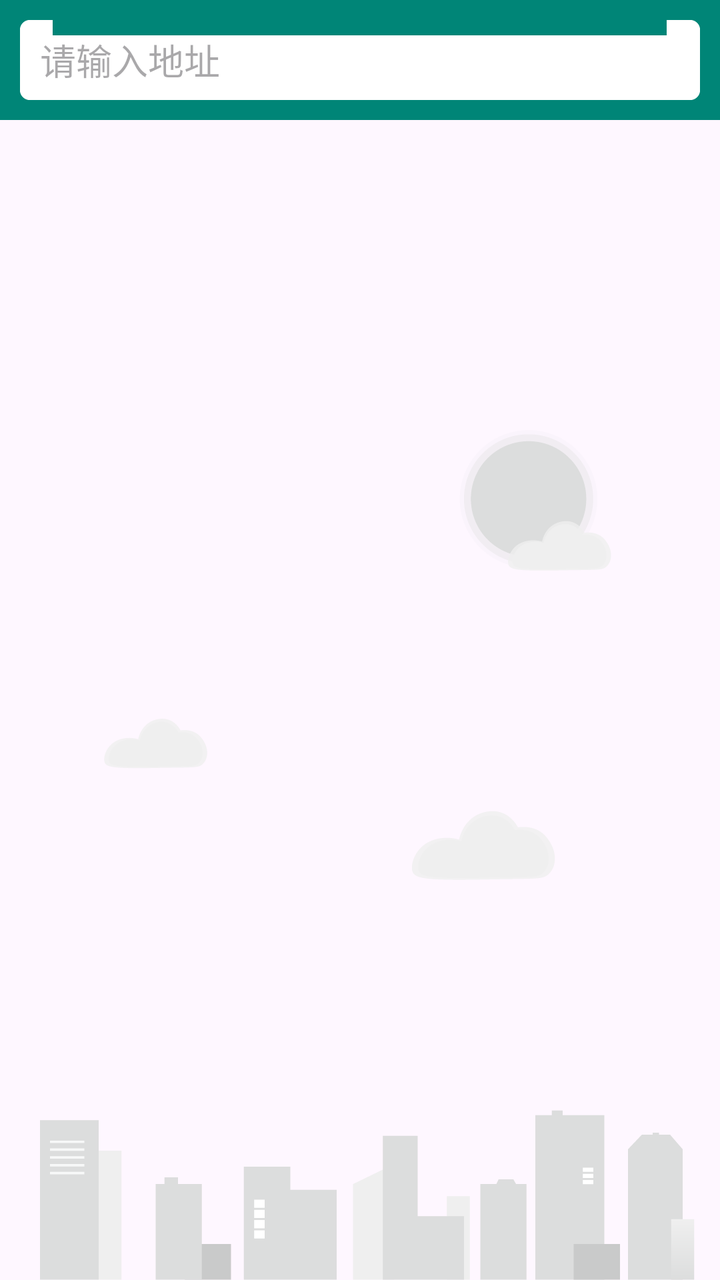
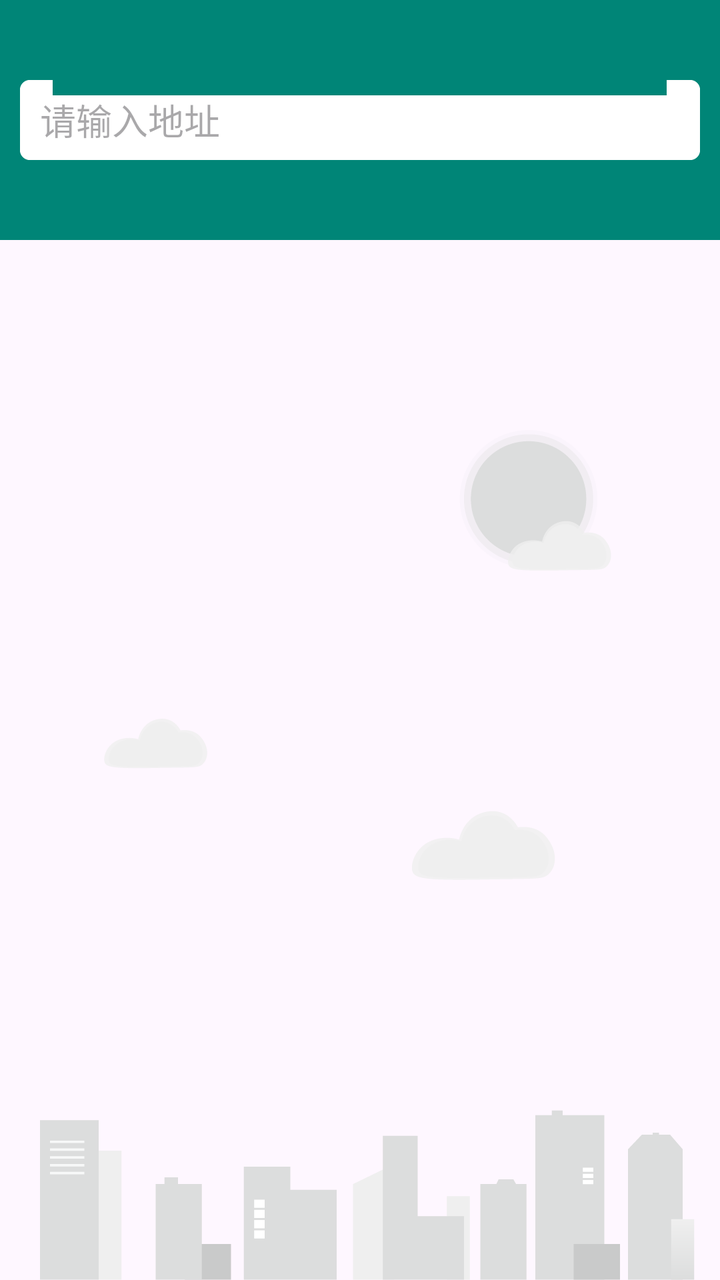

Two renders of the same Android screen: before a commit and after it. Below are the layout's source before the change and the commit's diff.
<!-- AndroidManifest.xml: application theme Theme.SkyWeather -->
<!-- res/layout/fragment_place.xml -->
<?xml version="1.0" encoding="utf-8"?>
<RelativeLayout xmlns:android="http://schemas.android.com/apk/res/android"
    android:layout_width="match_parent"
    android:layout_height="match_parent"
    android:background="?android:windowBackground">

    <ImageView
        android:id="@+id/bgImageView"
        android:layout_width="match_parent"
        android:layout_height="wrap_content"
        android:layout_alignParentBottom="true"
        android:src="@drawable/bg_place"/>

    <FrameLayout
        android:id="@+id/actionBarLayout"
        android:layout_width="match_parent"
        android:layout_height="60dp"
        android:background="@color/colorPrimary">

        <EditText
            android:id="@+id/searchPlaceEdit"
            android:layout_width="match_parent"
            android:layout_height="40dp"
            android:layout_gravity="center_vertical"
            android:layout_marginStart="10dp"
            android:layout_marginEnd="10dp"
            android:paddingStart="10dp"
            android:paddingEnd="10dp"
            android:hint="@string/search_place_hint"
            android:background="@drawable/search_bg"/>

    </FrameLayout>

    <androidx.recyclerview.widget.RecyclerView
        android:id="@+id/recyclerView"
        android:layout_width="match_parent"
        android:layout_height="match_parent"
        android:layout_below="@id/actionBarLayout"
        android:visibility="gone"/>

</RelativeLayout>
<!-- resources referenced by this layout -->
<resources>
  <color name="colorPrimary">#008577</color>
  <!-- drawable bg_place: png bitmap (drawable-xxhdpi, 37057 bytes) -->
  <!-- drawable search_bg: png bitmap (drawable-xxhdpi, 339 bytes) -->
  <string name="search_place_hint">请输入地址</string>
  <style name="Theme.SkyWeather" parent="Base.Theme.SkyWeather" />
  <style name="Base.Theme.SkyWeather" parent="Theme.Material3.DayNight.NoActionBar">
          
          
      </style>
</resources>

<!-- the commit's change to res/layout/fragment_place.xml (unified diff, before → after) -->
@@ -14,7 +14,8 @@
     <FrameLayout
         android:id="@+id/actionBarLayout"
         android:layout_width="match_parent"
-        android:layout_height="60dp"
+        android:fitsSystemWindows="true"
+        android:layout_height="120dp"
         android:background="@color/colorPrimary">
 
         <EditText
